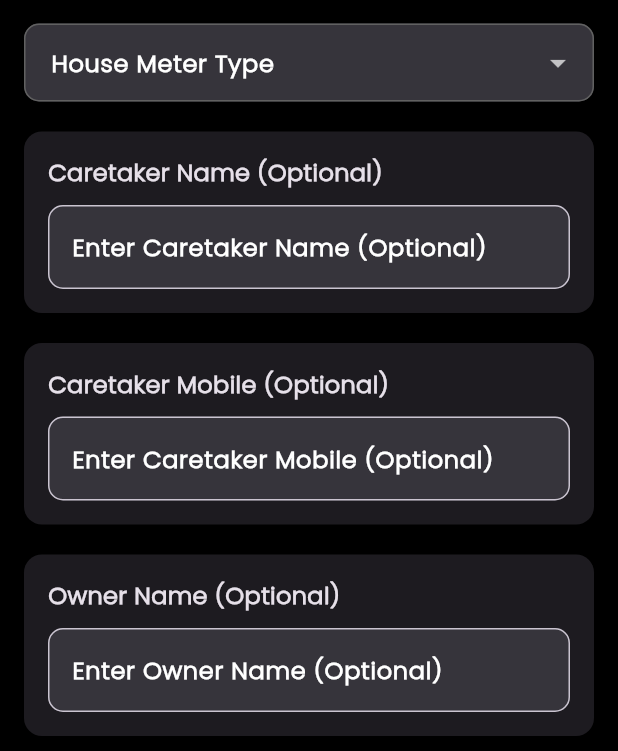
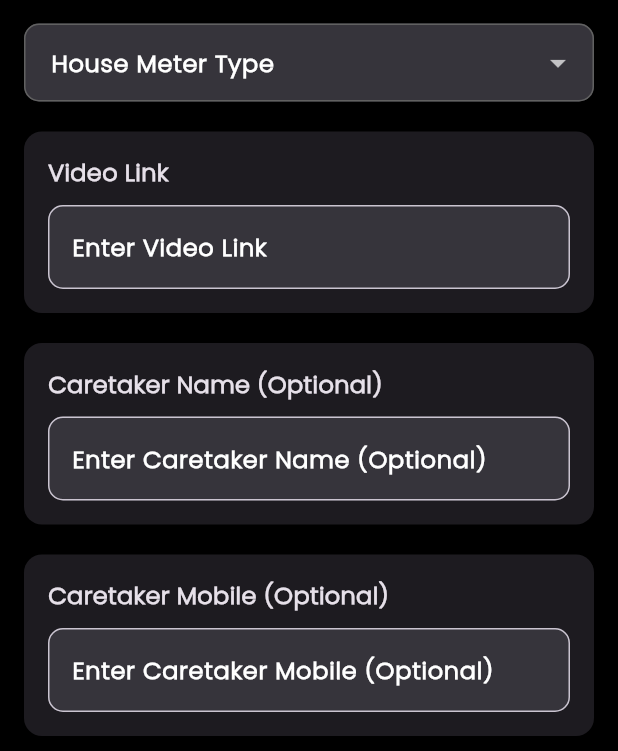
Before and after one commit to theverifyofficial-dev/The_verify_field, a Flutter app: the EditFlat screen opened directly with empty values, scrolled down 1152 dp, on a phone screen of 412 x 824 dp, the part 485-1236 px from its top. Run offline on Flutter 3.47's test engine with Material 3 defaults, Android fonts, the phone set to English and light mode, and no system bars; our stand-ins replace cached_network_image, carousel_slider, dio, firebase_core, firebase_messaging, flutter_image_compress and 18 more; missing offline and left inert: android_intent_plus, flutter_phone_direct_caller; accounts and stored records are empty; network calls fail; statements that could not run were skipped.

Commit message:
8/Sep Gurdeep

```diff
--- a/lib/Future_Property_OwnerDetails_section/New_Update/Edit_flat.dart
+++ b/lib/Future_Property_OwnerDetails_section/New_Update/Edit_flat.dart
@@ -188,6 +188,7 @@ class EditFlatState extends State<EditFlat> {
       MapEntry("Balcony", balcony.toString()),
       MapEntry("Flat_number", _FlatNumber.text),
       MapEntry("owner_number", _Owner_number.text ?? ''),
+      MapEntry("video_link", _videoLink.text ?? ''),
       MapEntry("care_taker_name", _CareTaker_name.text.trim() ?? ''),
       MapEntry("care_taker_number", _CareTaker_number.text ?? ''),
       MapEntry("locations", _selectedItem.toString()),
@@ -501,6 +502,7 @@ class EditFlatState extends State<EditFlat> {
         _loan= data.loan;
         _registry = data.registryAndGpa;
         _CareTaker_name.text = data.careTakerName;
+        _videoLink.text = data.videoLink;
         _CareTaker_number.text = data.careTakerNumber;
         _Owner_number.text = data.ownerNumber;
         _Ownername.text = data.ownerName;
@@ -624,6 +626,7 @@ class EditFlatState extends State<EditFlat> {
 
   final TextEditingController _Ownername = TextEditingController();
   final TextEditingController _Owner_number = TextEditingController();
+  final TextEditingController _videoLink = TextEditingController();
   final TextEditingController _CareTaker_name = TextEditingController();
   final TextEditingController _CareTaker_number = TextEditingController();
   final TextEditingController _Longitude = TextEditingController();
@@ -1249,6 +1252,7 @@ class EditFlatState extends State<EditFlat> {
                       ),
 
 
+                      buildTextInput('Video Link', _videoLink),
                       buildTextInput('Caretaker Name (Optional)', _CareTaker_name),
                       buildTextInput('Caretaker Mobile (Optional)', _CareTaker_number,keyboardType: TextInputType.phone),
                       buildTextInput('Owner Name (Optional)', _Ownername),
--- a/lib/Future_Property_OwnerDetails_section/New_Update/under_flats_infutureproperty.dart
+++ b/lib/Future_Property_OwnerDetails_section/New_Update/under_flats_infutureproperty.dart
@@ -279,9 +279,12 @@ class Catid1 {
   final String bhk;
   final String type_of_property;
   final int sub_id;
+  final int video_link;
 
   Catid1(
-      {required this.id,required this.tenant_name,required this.tenant_phone_number,required this.flat_rent,required this.shifting_date,required this.members
+      {
+        required this.video_link,
+        required this.id,required this.tenant_name,required this.tenant_phone_number,required this.flat_rent,required this.shifting_date,required this.members
         ,required this.email,required this.tenant_vichal_details,required this.work_profile,required this.bhk,required this.type_of_property
         ,required this.sub_id});
 
@@ -294,6 +297,7 @@ class Catid1 {
         email: json['email'], tenant_vichal_details: json['tenant_vichal_details'],
         work_profile: json['work_profile'], bhk: json['bhk'],
         type_of_property: json['type_of_property'],
+        video_link: json['video_link'],
         sub_id: json['sub_id']);
   }
 }
--- a/lib/Future_Property_OwnerDetails_section/add_flat_form.dart
+++ b/lib/Future_Property_OwnerDetails_section/add_flat_form.dart
@@ -81,6 +81,7 @@ class _Add_Flatunder_futurepropertyState extends State<Add_Flatunder_futureprope
   final TextEditingController _Owner_number = TextEditingController();
   final TextEditingController _Address_apnehisaabka = TextEditingController();
   final TextEditingController _CareTaker_name = TextEditingController();
+  final TextEditingController _videoLink = TextEditingController();
   final TextEditingController _CareTaker_number = TextEditingController();
   final TextEditingController _Longitude = TextEditingController();
   final TextEditingController _Latitude = TextEditingController();
@@ -95,7 +96,7 @@ class _Add_Flatunder_futurepropertyState extends State<Add_Flatunder_futureprope
   final TextEditingController _customMaintenanceController = TextEditingController();
   String? _maintenance;
   String? _customMaintenance;
-  String? _houseMeter; // selected dropdown value
+  String? _houseMeter;
   String? selectedPropertyType;
   String? _totalFloor;
   String? selectedBHK;
@@ -322,6 +323,7 @@ class _Add_Flatunder_futurepropertyState extends State<Add_Flatunder_futureprope
       MapEntry("owner_number", _Owner_number.text ?? ''),
       MapEntry("care_taker_name", _CareTaker_name.text.trim() ?? ''),
       MapEntry("care_taker_number", _CareTaker_number.text ?? ''),
+      MapEntry("video_link", _videoLink.text ?? ''),
       MapEntry("locations", widget.place),
       MapEntry("Buy_Rent", _selectedItem1 ?? ''),
       MapEntry("Residence_Commercial", widget.Residence_commercial ?? ''),
@@ -410,6 +412,7 @@ class _Add_Flatunder_futurepropertyState extends State<Add_Flatunder_futureprope
     _Owner_number.dispose();
     _Address_apnehisaabka.dispose();
     _CareTaker_name.dispose();
+    _videoLink.dispose();
     _CareTaker_number.dispose();
     _Longitude.dispose();
     _Latitude.dispose();
@@ -1328,7 +1331,7 @@ class _Add_Flatunder_futurepropertyState extends State<Add_Flatunder_futureprope
                         ),
                     ],
                   ),
-
+                  buildTextInput('Video Link', _videoLink),
                   buildTextInput('Caretaker Name (Optional)', _CareTaker_name),
                   buildTextInput('Caretaker Mobile (Optional)', _CareTaker_number,keyboardType: TextInputType.phone),
                   buildTextInput('Owner Name (Optional)', _Ownername),
```
